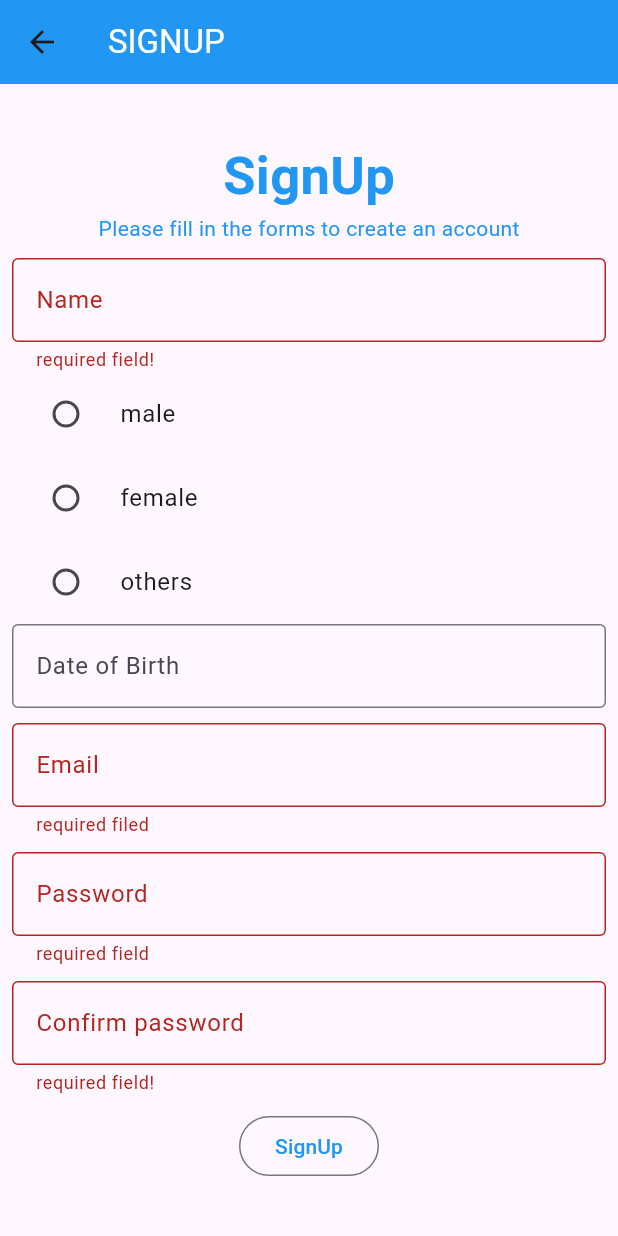
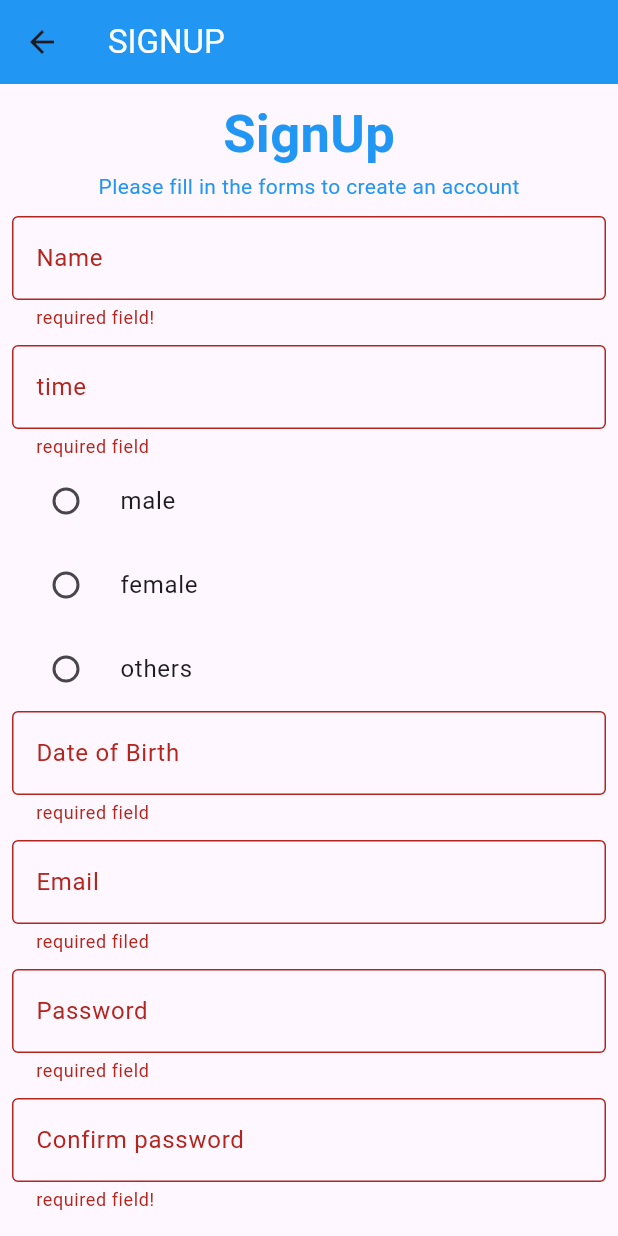
Before and after one commit to Swathi-krishna123/flutter_login_signup, a Flutter app: the Signup screen opened directly, after a tap on "SignUp", on a phone screen of 412 x 824 dp. Run offline on Flutter 3.47's test engine with Material 3 defaults, Android fonts, the phone set to English and light mode, and no system bars.

```diff
--- a/lib/views/signuppage.dart
+++ b/lib/views/signuppage.dart
@@ -1,4 +1,7 @@
+import 'dart:developer';
+
 import 'package:flutter/material.dart';
+import 'package:intl/intl.dart';
 
 class Signup extends StatefulWidget {
   const Signup({super.key});
@@ -14,6 +17,7 @@ class _SignupState extends State<Signup> {
   TextEditingController passwordcontroller = TextEditingController();
   TextEditingController confirmpasswordcontroller = TextEditingController();
   TextEditingController dateofbirthcontroller = TextEditingController();
+  TextEditingController timecontroller = TextEditingController();
   String selectedgender = "";
   bool passwordmatch = true;
 
@@ -23,13 +27,39 @@ class _SignupState extends State<Signup> {
     });
   }
 
+  Future<void> selecteddate(context) async {
+    final DateTime? pickeddate = await showDatePicker(
+        context: context, firstDate: DateTime(1950), lastDate: DateTime.now());
+    if (pickeddate != null) {
+      String formatdate = DateFormat("dd-MMM-yyyy").format(pickeddate);
+      setState(() {
+        dateofbirthcontroller.text = formatdate;
+      });
+    }
+  }
+
+  Future<void> selectedtime(context) async {
+    final TimeOfDay? pickedtime =
+        await showTimePicker(context: context, initialTime: TimeOfDay.now());
+    if (pickedtime != null) {
+      String formattime = pickedtime.format(context);
+      setState(() {
+        timecontroller.text = formattime;
+      });
+    }
+  }
+
   @override
   Widget build(BuildContext context) {
     return Scaffold(
       appBar: AppBar(
-        title: const Text(
-          "SIGNUP",
-          style: TextStyle(color: Colors.white),
+        title: const Row(
+          children: [
+            Text(
+              "SIGNUP",
+              style: TextStyle(color: Colors.white),
+            ),
+          ],
         ),
         backgroundColor: Colors.blue,
       ),
@@ -65,6 +95,22 @@ class _SignupState extends State<Signup> {
                     decoration: const InputDecoration(
                         border: OutlineInputBorder(), labelText: "Name"),
                   ),
+                  const SizedBox(height: 10),
+                  TextFormField(
+                      onTap: () {
+                        selectedtime(context);
+                        signkey.currentState!.validate();
+                      },
+                      validator: (value) {
+                        if (value == null || value.isEmpty) {
+                          return "required field";
+                        } else {
+                          return null;
+                        }
+                      },
+                      controller: timecontroller,
+                      decoration: const InputDecoration(
+                          border: OutlineInputBorder(), labelText: "time")),
                   RadioListTile(
                     title: const Text("male"),
                     value: "Male",
@@ -96,11 +142,18 @@ class _SignupState extends State<Signup> {
                     },
                   ),
                   TextFormField(
+                      keyboardType: TextInputType.datetime,
+                      readOnly: true,
                       onTap: () {
-                        showDatePicker(
-                            context: context,
-                            firstDate: DateTime(1950),
-                            lastDate: DateTime.now());
+                        selecteddate(context);
+                        signkey.currentState!.validate();
+                      },
+                      validator: (value) {
+                        if (value == null || value.isEmpty) {
+                          return "required field";
+                        } else {
+                          return null;
+                        }
                       },
                       controller: dateofbirthcontroller,
                       decoration: const InputDecoration(
@@ -128,7 +181,12 @@ class _SignupState extends State<Signup> {
                   TextFormField(
                     obscureText: true,
                     controller: passwordcontroller,
+
+                    onTap: () {
+                      signkey.currentState!.validate();
+                    },
                     validator: (value) {
+                      checkpasswordmatch();
                       if (value == null || value.isEmpty) {
                         return "required field";
                       } else {
@@ -142,24 +200,33 @@ class _SignupState extends State<Signup> {
                   TextFormField(
                     obscureText: true,
                     controller: confirmpasswordcontroller,
+
                     validator: (value) {
                       checkpasswordmatch();
+
                       if (value == null || value.isEmpty) {
                         return "required field!";
-                      } else {
+                      }
+                      bool isvalid=passwordmatch;
+                       if(!isvalid)
+                      {
+                        return"passwords do not match";
+                      }
+                      else {
                         return null;
                       }
                     },
-                    decoration:  InputDecoration(
-                      errorText: passwordmatch ? null :"passwords do not match!",
-                        border: OutlineInputBorder(),
+                    decoration:const InputDecoration(
+                        // errorText:
+                        //     passwordmatch ? null : "passwords do not match!",
+                        border:  OutlineInputBorder(),
                         labelText: "Confirm password"),
                   ),
                   const SizedBox(height: 10),
                   OutlinedButton(
                     onPressed: () {
                       checkpasswordmatch();
-                      print(selectedgender);
+                      log(selectedgender);
                       if (signkey.currentState!.validate()) {
                         Navigator.of(context).pop();
                       }
--- a/pubspec.yaml
+++ b/pubspec.yaml
@@ -35,6 +35,7 @@ dependencies:
   # The following adds the Cupertino Icons font to your application.
   # Use with the CupertinoIcons class for iOS style icons.
   cupertino_icons: ^1.0.2
+  intl: ^0.19.0
 
 dev_dependencies:
   flutter_test:
```
Also changed, not shown: pubspec.lock.
